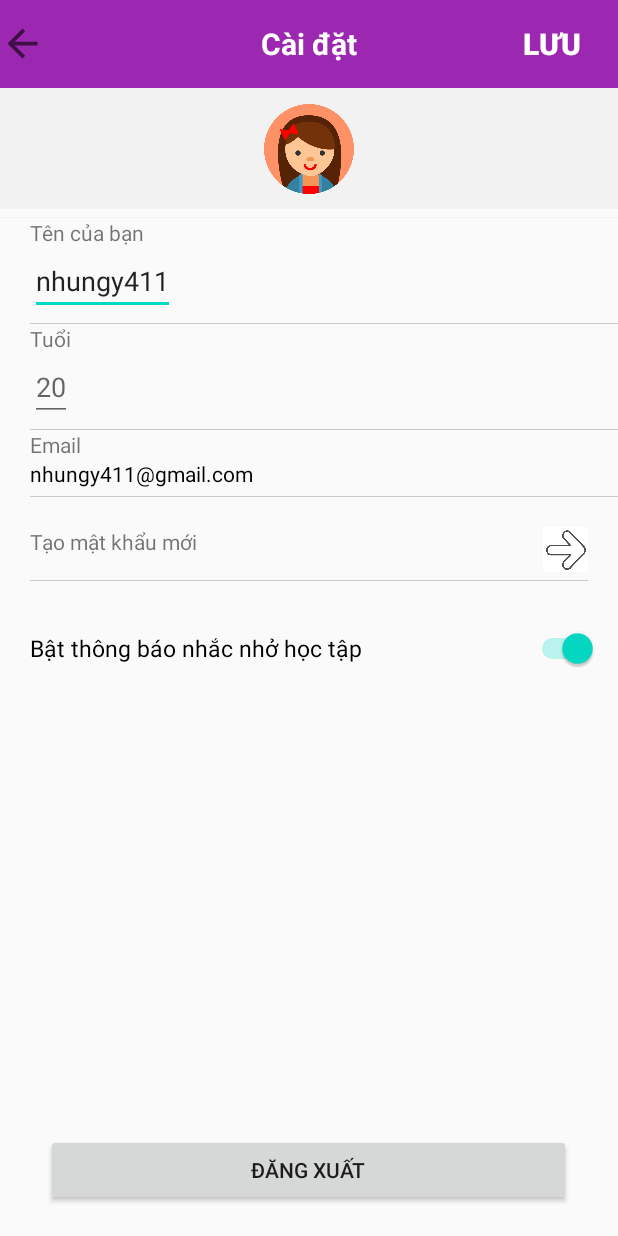
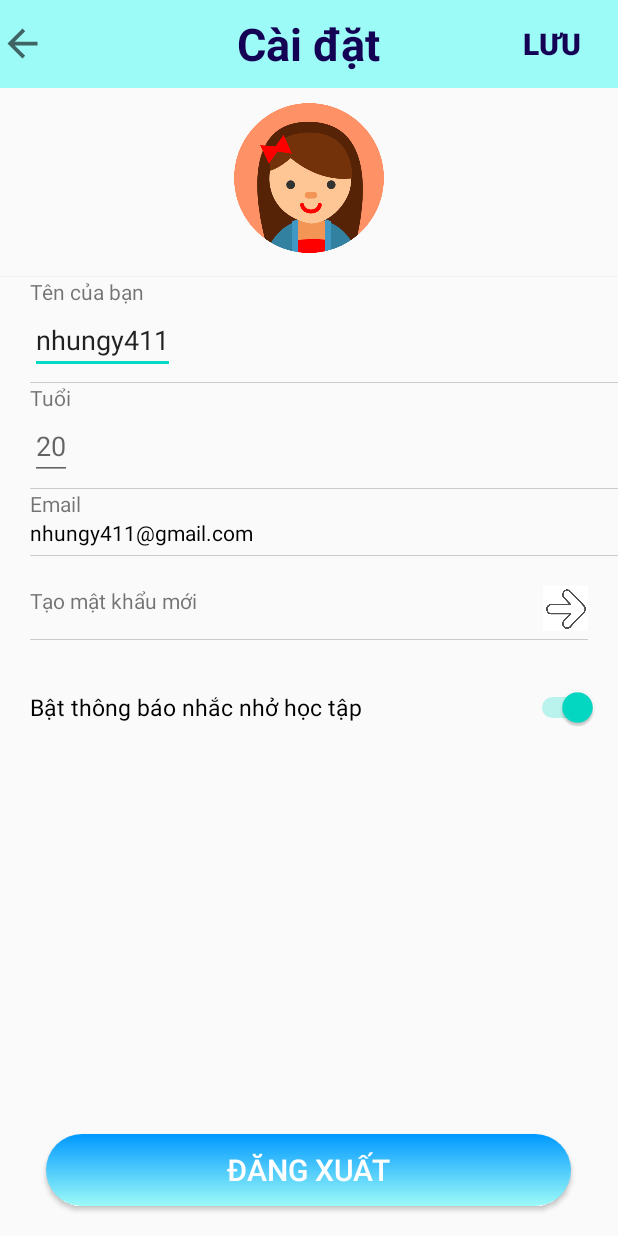
Before and after one commit to phamtrunghieu131/NewHeureuxEnglish, an Android app: the SettingActivity screen opened directly, with no data from a screen before it, on a phone screen of 412 x 824 dp. Run offline under Robolectric (Android 15) with nearby library versions, the phone set to English and light mode, and no system bars.

Commit message:
update by Tung 2

```diff
--- a/app/src/main/res/layout/fragment_learnedwords.xml
+++ b/app/src/main/res/layout/fragment_learnedwords.xml
@@ -15,10 +15,11 @@
         <TextView
             android:layout_width="wrap_content"
             android:layout_height="wrap_content"
+            android:layout_centerInParent="true"
             android:text="Những từ bạn đã học"
+            android:textColor="@color/color_text_1"
             android:textSize="30sp"
-            android:textColor="@color/black"
-            android:layout_centerInParent="true"/>
+            android:textStyle="bold" />
 
     </RelativeLayout>
 
--- a/app/src/main/res/layout/setting_profile.xml
+++ b/app/src/main/res/layout/setting_profile.xml
@@ -9,7 +9,7 @@
     <RelativeLayout
         android:layout_width="match_parent"
         android:layout_height="wrap_content"
-        android:background="#9C27B0"
+        android:background="@color/light_blue"
         android:paddingBottom="5dp"
         android:paddingTop="5dp">
         <ImageView
@@ -26,10 +26,10 @@
                 android:layout_width="wrap_content"
                 android:layout_height="wrap_content"
                 android:text="Cài đặt"
-                android:textSize="20dp"
+                android:textSize="30dp"
                 android:textStyle="bold"
                 android:layout_centerInParent="true"
-                android:textColor="#ffffff">
+                android:textColor="@color/color_text_1">
 
             </TextView>
 
@@ -41,32 +41,27 @@
             android:textStyle="bold"
             android:background="@android:color/transparent"
             android:layout_alignParentRight="true"
-            android:textColor="#ffffff">
+            android:textColor="@color/color_text_1">
 
         </Button>
 
 
     </RelativeLayout>
-    <LinearLayout
-        android:layout_width="match_parent"
-        android:layout_height="1px"
-        android:background="#f2f2f2">
 
-    </LinearLayout>
     <LinearLayout
         android:layout_width="match_parent"
         android:layout_height="wrap_content"
-        android:background="#f2f2f2"
         android:gravity="center_horizontal"
         android:padding="10dp">
-    <ImageView
-        android:layout_width="60dp"
-        android:layout_height="60dp"
-        android:src="@drawable/icon">
 
-    </ImageView>
+        <ImageView
+            android:layout_width="100dp"
+            android:layout_height="100dp"
+            android:src="@drawable/icon">
 
-</LinearLayout>
+        </ImageView>
+
+    </LinearLayout>
     <LinearLayout
         android:layout_width="match_parent"
         android:layout_height="1px"
@@ -212,6 +207,7 @@
 
         <Button
             android:id="@+id/btnLogout"
+            android:background="@drawable/button_background"
             android:layout_width="350dp"
             android:layout_height="wrap_content"
             android:layout_alignParentBottom="true"
@@ -219,6 +215,8 @@
             android:layout_gravity="center"
             android:layout_marginBottom="20dp"
             android:text="Đăng xuất"
+            android:textColor="@color/white"
+            android:textSize="20dp"
             >
         </Button>
     </RelativeLayout>
```
Also changed, not shown: app/src/main/res/layout/fragment_homepage.xml (+12 -7 lines), app/src/main/res/layout/word_element.xml (+11 -10 lines).
